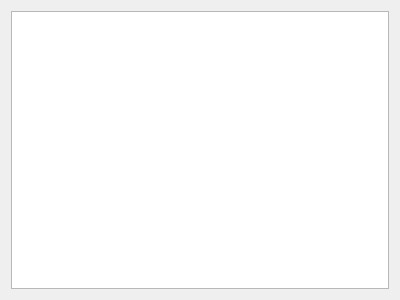
Before: the Qt Designer form host/about.ui in cerevra/dataManagment, drawn with Qt 5.
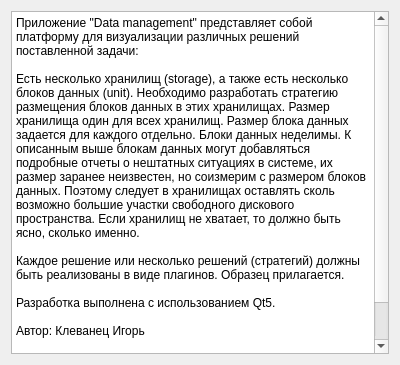
After: the same form once the commit is applied.

What changed in the file:
```diff
--- a/host/about.ui
+++ b/host/about.ui
@@ -10,7 +10,7 @@
     <x>0</x>
     <y>0</y>
     <width>400</width>
-    <height>300</height>
+    <height>365</height>
    </rect>
   </property>
   <property name="windowTitle">
@@ -22,6 +22,20 @@
      <property name="readOnly">
       <bool>true</bool>
      </property>
+     <property name="plainText">
+      <string>Приложение &quot;Data management&quot; представляет собой платформу для визуализации различных решений поставленной задачи:
+
+Есть несколько хранилищ (storage), а также есть несколько блоков данных (unit). Необходимо разработать стратегию размещения блоков данных в этих хранилищах. Размер хранилища один для всех хранилищ. Размер блока данных задается для каждого отдельно. Блоки данных неделимы. К описанным выше блокам данных могут добавляться подробные отчеты о нештатных ситуациях в системе, их размер заранее неизвестен, но соизмерим с размером блоков данных. Поэтому следует в хранилищах оставлять сколь возможно большие участки свободного дискового пространства. Если хранилищ не хватает, то должно быть ясно, сколько именно.
+
+Каждое решение или несколько решений (стратегий) должны быть реализованы в виде плагинов. Образец прилагается.
+
+Разработка выполнена с использованием Qt5.
+
+Автор: Клеванец Игорь
+
+e-mail: cerevra@gmail.com
+</string>
+     </property>
     </widget>
    </item>
   </layout>
```
